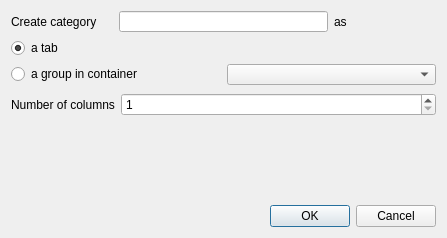
Old version of the form src/ui/qgsaddtaborgroupbase.ui in the repository carsmie/QGIS.
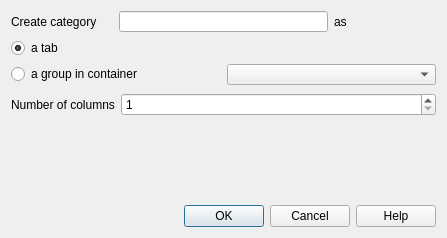
New version of the form.

Commit message: Add Help button and connect it to user manual

What changed in the file:
```diff
--- a/src/ui/qgsaddtaborgroupbase.ui
+++ b/src/ui/qgsaddtaborgroupbase.ui
@@ -81,16 +81,6 @@
      </property>
     </spacer>
    </item>
-   <item row="4" column="1">
-    <widget class="QDialogButtonBox" name="buttonBox">
-     <property name="orientation">
-      <enum>Qt::Horizontal</enum>
-     </property>
-     <property name="standardButtons">
-      <set>QDialogButtonBox::Cancel|QDialogButtonBox::Ok</set>
-     </property>
-    </widget>
-   </item>
    <item row="1" column="0">
     <widget class="QLabel" name="label_3">
      <property name="text">
@@ -108,6 +98,16 @@
      </property>
     </widget>
    </item>
+   <item row="4" column="0" colspan="2">
+    <widget class="QDialogButtonBox" name="buttonBox">
+     <property name="orientation">
+      <enum>Qt::Horizontal</enum>
+     </property>
+     <property name="standardButtons">
+      <set>QDialogButtonBox::Cancel|QDialogButtonBox::Help|QDialogButtonBox::Ok</set>
+     </property>
+    </widget>
+   </item>
   </layout>
  </widget>
  <tabstops>
```
The commit also changes 50 other files.
